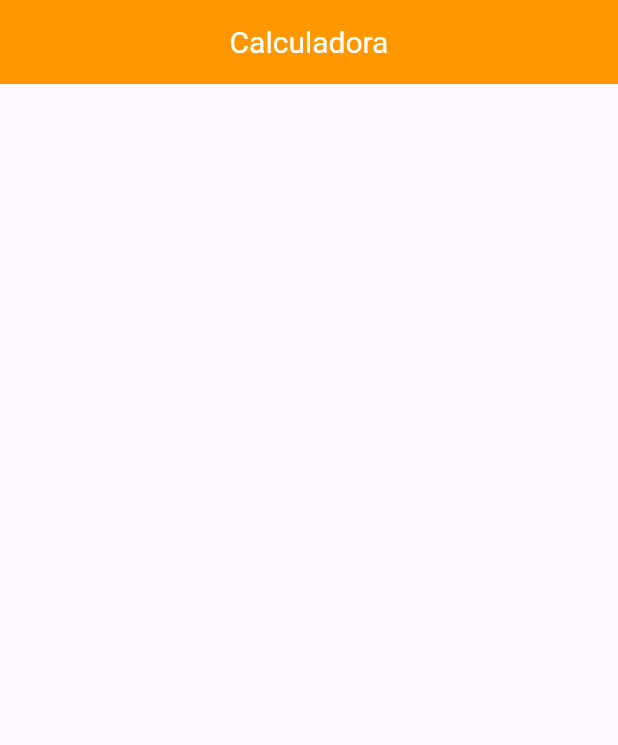
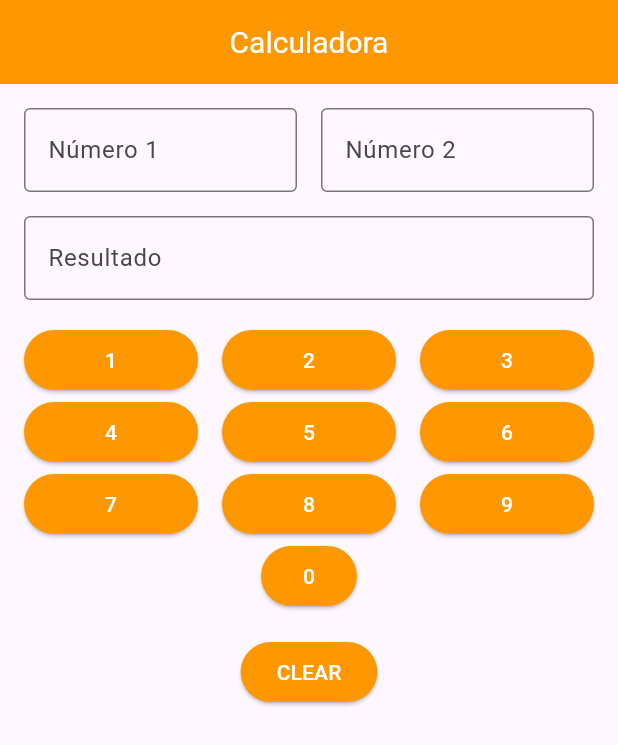
Before and after one commit to ftdulmy/tamayo-briceno-flutter-optativa, a Flutter app: the screen it shows after launch, on a phone screen of 412 x 824 dp. Shown: the top 745 px of the screen. Run offline on Flutter 3.47's test engine with Material 3 defaults, Android fonts, the phone set to English and light mode, and no system bars.

Commit message:
Avances de la calculadora

```diff
--- a/calculadora/lib/main.dart
+++ b/calculadora/lib/main.dart
@@ -1,3 +1,6 @@
+import 'package:calculadora/widgets/custom_input.dart';
+import 'package:calculadora/widgets/number_button.dart';
+import 'package:calculadora/widgets/action_button.dart';
 import 'package:flutter/material.dart';
 
 void main() {
@@ -9,6 +12,10 @@ class MainApp extends StatelessWidget {
 
   @override
   Widget build(BuildContext context) {
+    TextEditingController num1 = TextEditingController();
+    TextEditingController num2 = TextEditingController();
+    TextEditingController result = TextEditingController();
+
     return MaterialApp(
       home: Scaffold(
         appBar: AppBar(
@@ -19,9 +26,127 @@ class MainApp extends StatelessWidget {
         ),
         body: SingleChildScrollView(
           padding: const EdgeInsets.all(16.0),
-          child: Column(children: [
-
-        ],),
+          child: Column(
+            children: [
+              Row(
+                children: [
+                  Expanded(
+                    child: CustomInput(controller: num1, labelText: 'Número 1'),
+                  ),
+                  const SizedBox(width: 16.0),
+                  Expanded(
+                    child: CustomInput(controller: num2, labelText: 'Número 2'),
+                  ),
+                ],
+              ),
+              const SizedBox(height: 16.0),
+              Center(
+                child: CustomInput(
+                  readOnly: true,
+                  controller: result,
+                  labelText: 'Resultado',
+                ),
+              ),
+              const SizedBox(height: 16.0),
+              Row(
+                children: [
+                  Expanded(
+                    child: NumberButton(
+                      controller: num1,
+                      controller2: num2,
+                      labelNumber: '1',
+                    ),
+                  ),
+                  const SizedBox(width: 16.0),
+                  Expanded(
+                    child: NumberButton(
+                      controller: num1,
+                      controller2: num2,
+                      labelNumber: '2',
+                    ),
+                  ),
+                  const SizedBox(width: 16.0),
+                  Expanded(
+                    child: NumberButton(
+                      controller: num1,
+                      controller2: num2,
+                      labelNumber: '3',
+                    ),
+                  ),
+                ],
+              ),
+              Row(
+                children: [
+                  Expanded(
+                    child: NumberButton(
+                      controller: num1,
+                      controller2: num2,
+                      labelNumber: '4',
+                    ),
+                  ),
+                  const SizedBox(width: 16.0),
+                  Expanded(
+                    child: NumberButton(
+                      controller: num1,
+                      controller2: num2,
+                      labelNumber: '5',
+                    ),
+                  ),
+                  const SizedBox(width: 16.0),
+                  Expanded(
+                    child: NumberButton(
+                      controller: num1,
+                      controller2: num2,
+                      labelNumber: '6',
+                    ),
+                  ),
+                ],
+              ),
+              Row(
+                children: [
+                  Expanded(
+                    child: NumberButton(
+                      controller: num1,
+                      controller2: num2,
+                      labelNumber: '7',
+                    ),
+                  ),
+                  const SizedBox(width: 16.0),
+                  Expanded(
+                    child: NumberButton(
+                      controller: num1,
+                      controller2: num2,
+                      labelNumber: '8',
+                    ),
+                  ),
+                  const SizedBox(width: 16.0),
+                  Expanded(
+                    child: NumberButton(
+                      controller: num1,
+                      controller2: num2,
+                      labelNumber: '9',
+                    ),
+                  ),
+                ],
+              ),
+              Center(
+                child: NumberButton(
+                  controller: num1,
+                  controller2: num2,
+                  labelNumber: '0',
+                ),
+              ),
+              const SizedBox(height: 16.0),
+              Center(
+                child: ActionButton(
+                  result: result,
+                  number1: num1,
+                  number2: num2,
+                  labelAction: 'CLEAR',
+                ),
+              ),
+            ],
+          ),
         ),
       ),
     );
--- /dev/null
+++ b/calculadora/lib/widgets/action_button.dart
@@ -0,0 +1,41 @@
+import 'package:flutter/material.dart';
+
+class ActionButton extends StatefulWidget {
+  final TextEditingController result;
+  final TextEditingController number1;
+  final TextEditingController number2;
+  final String labelAction;
+
+  const ActionButton({
+    super.key,
+    required this.result,
+    required this.number1,
+    required this.number2,
+    required this.labelAction,
+  });
+
+  @override
+  State<ActionButton> createState() => _ActionButtonState();
+}
+
+class _ActionButtonState extends State<ActionButton> {
+  void setAction() {
+    if (widget.labelAction == "CLEAR") {
+      widget.result.clear();
+      widget.number1.clear();
+      widget.number2.clear();
+    }
+  }
+
+  @override
+  Widget build(BuildContext context) {
+    return ElevatedButton(
+      onPressed: setAction,
+      style: ElevatedButton.styleFrom(
+        backgroundColor: Colors.orange,
+        foregroundColor: Colors.white,
+      ),
+      child: Text(widget.labelAction),
+    );
+  }
+}
--- /dev/null
+++ b/calculadora/lib/widgets/custom_input.dart
@@ -0,0 +1,31 @@
+import 'package:flutter/material.dart';
+
+class CustomInput extends StatefulWidget {
+  final TextEditingController controller;
+  final String labelText;
+  final bool readOnly;
+
+  const CustomInput({
+    super.key,
+    required this.controller,
+    required this.labelText,
+    this.readOnly = false,
+  });
+
+  @override
+  State<CustomInput> createState() => _CustomInputState();
+}
+
+class _CustomInputState extends State<CustomInput> {
+  @override
+  Widget build(BuildContext context) {
+    return TextField(
+      readOnly: widget.readOnly,
+      controller: widget.controller,
+      decoration: InputDecoration(
+        border: const OutlineInputBorder(),
+        labelText: widget.labelText,
+      ),
+    );
+  }
+}
--- /dev/null
+++ b/calculadora/lib/widgets/number_button.dart
@@ -0,0 +1,35 @@
+import 'package:flutter/material.dart';
+
+class NumberButton extends StatefulWidget {
+  final TextEditingController controller;
+  final TextEditingController controller2;
+  final String labelNumber;
+
+  const NumberButton({
+    super.key,
+    required this.controller,
+    required this.controller2,
+    required this.labelNumber,
+  });
+
+  @override
+  State<NumberButton> createState() => _NumberButtonState();
+}
+
+class _NumberButtonState extends State<NumberButton> {
+  @override
+  Widget build(BuildContext context) {
+    void setNumber() {
+      widget.controller.text += widget.labelNumber;
+    }
+
+    return ElevatedButton(
+      onPressed: setNumber,
+      style: ElevatedButton.styleFrom(
+        backgroundColor: Colors.orange,
+        foregroundColor: Colors.white,
+      ),
+      child: Text(widget.labelNumber),
+    );
+  }
+}
```
